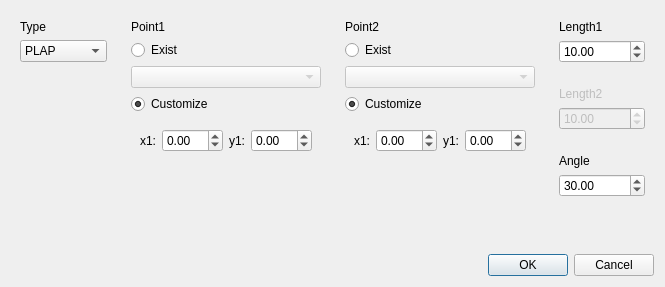
Before: the Qt Designer form core/panel/run_Triangle_Solver_edit.ui in KmolYuan/Pyslvs-UI, drawn with Qt 5.
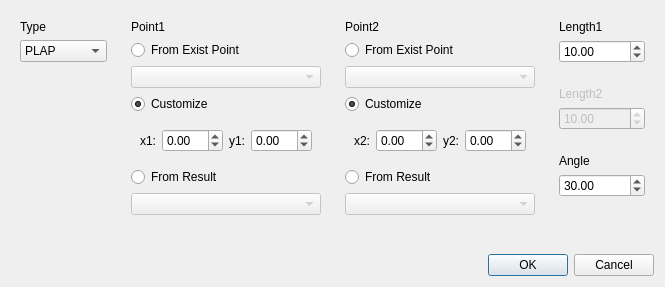
After: the same form once the commit is applied. Icons and pictures are not drawn.

Patch:
```diff
--- a/core/panel/run_Triangle_Solver_edit.ui
+++ b/core/panel/run_Triangle_Solver_edit.ui
@@ -85,7 +85,7 @@
         <item>
          <widget class="QRadioButton" name="p1Exist">
           <property name="text">
-           <string>Exist</string>
+           <string>From Exist Point</string>
           </property>
          </widget>
         </item>
@@ -140,6 +140,20 @@
           </layout>
          </widget>
         </item>
+        <item>
+         <widget class="QRadioButton" name="p1Result">
+          <property name="text">
+           <string>From Result</string>
+          </property>
+         </widget>
+        </item>
+        <item>
+         <widget class="QComboBox" name="r1">
+          <property name="enabled">
+           <bool>false</bool>
+          </property>
+         </widget>
+        </item>
         <item>
          <spacer name="verticalSpacer_2">
           <property name="orientation">
@@ -169,7 +183,7 @@
         <item>
          <widget class="QRadioButton" name="p2Exist">
           <property name="text">
-           <string>Exist</string>
+           <string>From Exist Point</string>
           </property>
          </widget>
         </item>
@@ -196,7 +210,7 @@
            <item>
             <widget class="QLabel" name="label_10">
              <property name="text">
-              <string>x1:</string>
+              <string>x2:</string>
              </property>
             </widget>
            </item>
@@ -210,7 +224,7 @@
            <item>
             <widget class="QLabel" name="label_11">
              <property name="text">
-              <string>y1:</string>
+              <string>y2:</string>
              </property>
             </widget>
            </item>
@@ -224,6 +238,20 @@
           </layout>
          </widget>
         </item>
+        <item>
+         <widget class="QRadioButton" name="p2Result">
+          <property name="text">
+           <string>From Result</string>
+          </property>
+         </widget>
+        </item>
+        <item>
+         <widget class="QComboBox" name="r2">
+          <property name="enabled">
+           <bool>false</bool>
+          </property>
+         </widget>
+        </item>
         <item>
          <spacer name="verticalSpacer_6">
           <property name="orientation">
```
Left out of the diff: 34 changed lines with no effect on the pictures.
